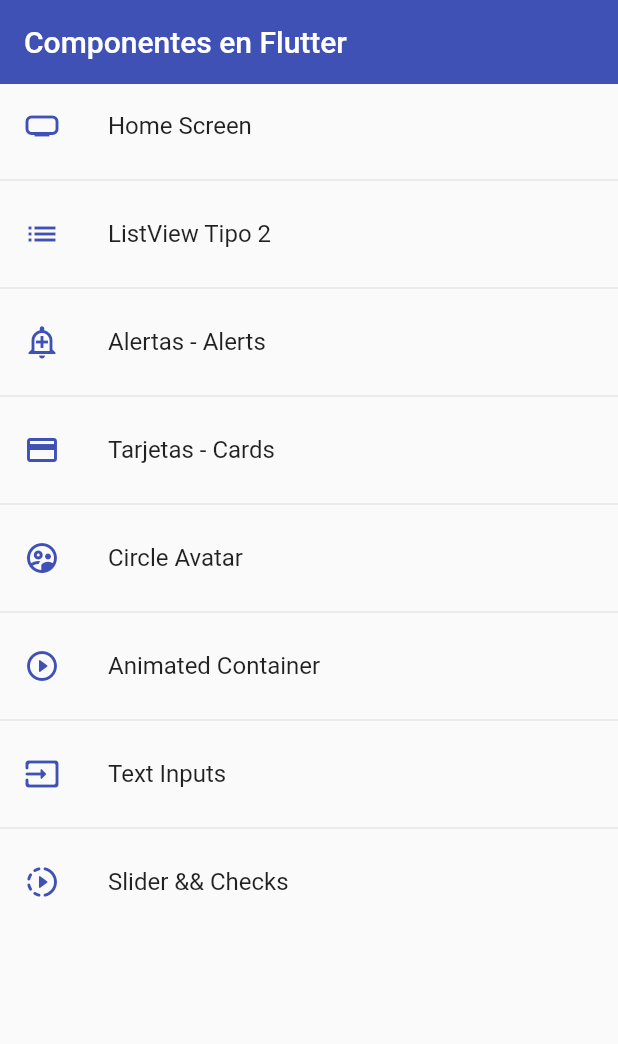
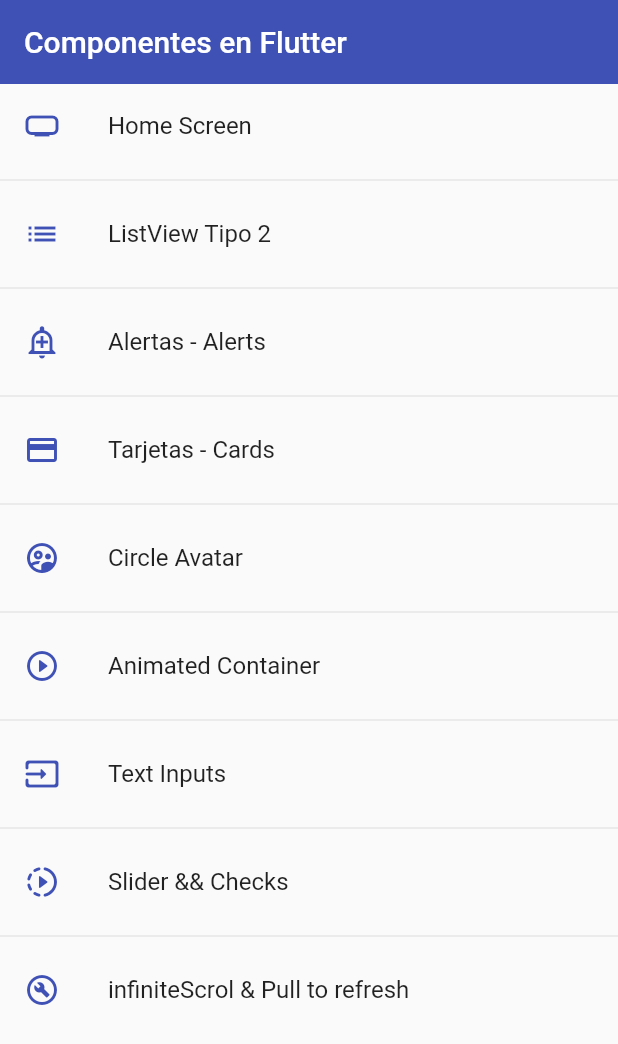
Before and after one commit to CRUXsur/marknotes, a Flutter app: the screen it shows after launch, on a phone screen of 412 x 824 dp. Shown: the top 1044 px of the screen. Run offline on Flutter 3.47's test engine with Material 2 defaults, Android fonts, the phone set to English and light mode, and no system bars.

Commit message:
Listview Builder

```diff
--- a/lib/router/app_routes.dart
+++ b/lib/router/app_routes.dart
@@ -57,6 +57,11 @@
         name: 'Slider && Checks',
         screen: const SliderScreen(),
         icon: Icons.slow_motion_video_rounded),
+    MenuOption(
+        route: 'listviewbuilder',
+        name: 'infiniteScrol & Pull to refresh',
+        screen: const ListViewBuilderScreen(),
+        icon: Icons.build_circle_outlined),
   ];
 
 /**
--- a/lib/screens/screens.dart
+++ b/lib/screens/screens.dart
@@ -4,6 +4,7 @@
 export 'package:marknotes/screens/card_screen.dart';
 export 'package:marknotes/screens/home_screen.dart';
 export 'package:marknotes/screens/inputs_screen.dart';
+export 'package:marknotes/screens/listview_builder_screen.dart';
 export 'package:marknotes/screens/listview1_screen.dart';
 export 'package:marknotes/screens/listview2_screen.dart';
 export 'package:marknotes/screens/slider_screen.dart';
```
Also changed, not shown: lib/screens/listview_builder_screen.dart (added, +33 -0 lines).
